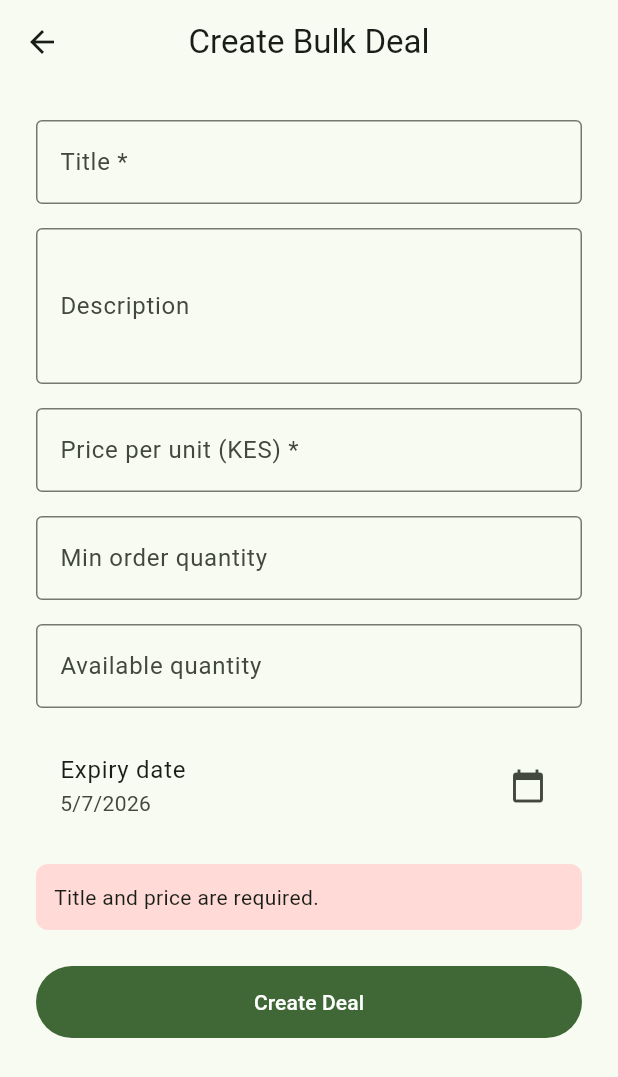
After one commit to BonaventureMaina/biashara-bridge, a Flutter app: the CreateDealPage screen opened directly, after a tap on "Create Deal", on a phone screen of 412 x 824 dp. The commit adds this screen. Shown: the top 1077 px of the screen. Run offline on Flutter 3.47's test engine with Material 3 defaults, Android fonts, the phone set to English and light mode, and no system bars; our stand-ins replace cloud_firestore, dartz, firebase_auth, firebase_core, flutter_map, flutter_riverpod and 2 more; accounts and stored records are empty.

Commit message:
Add procurement module (bulk deals creation, listing, claiming)

```diff
--- /dev/null
+++ b/lib/core/services/bulk_deal_repository.dart
@@ -0,0 +1,24 @@
+import 'package:dartz/dartz.dart';
+import '../../features/procurement/domain/entities/bulk_deal.dart';
+import '../errors/failures.dart';
+
+abstract class IBulkDealRepository {
+  /// Admin posts a new bulk deal.
+  Future<Either<Failure, BulkDeal>> createBulkDeal({
+    required String title,
+    required String description,
+    required double pricePerUnit,
+    required int minOrderQuantity,
+    required int availableQuantity,
+    required DateTime expiresAt,
+  });
+
+  /// Get all active (not expired) deals.
+  Stream<Either<Failure, List<BulkDeal>>> getActiveDeals();
+
+  /// A business claims a deal (adds its businessId to claimedBy).
+  Future<Either<Failure, BulkDeal>> claimDeal({
+    required String dealId,
+    required String businessId,
+  });
+}
--- /dev/null
+++ b/lib/data/repositories/bulk_deal_repository_impl.dart
@@ -0,0 +1,48 @@
+import 'dart:async';
+import 'package:dartz/dartz.dart';
+import '../../core/errors/failures.dart';
+import '../../core/services/bulk_deal_repository.dart';
+import '../../features/procurement/domain/entities/bulk_deal.dart';
+import '../datasources/remote/firestore_bulk_deal_datasource.dart';
+
+class BulkDealRepositoryImpl implements IBulkDealRepository {
+  final FirestoreBulkDealDatasource _datasource;
+
+  BulkDealRepositoryImpl({required FirestoreBulkDealDatasource datasource})
+      : _datasource = datasource;
+
+  @override
+  Future<Either<Failure, BulkDeal>> createBulkDeal({
+    required String title,
+    required String description,
+    required double pricePerUnit,
+    required int minOrderQuantity,
+    required int availableQuantity,
+    required DateTime expiresAt,
+  }) async {
+    // In a real app, supplierId comes from the authenticated user.
+    // For MVP, we use a hardcoded admin ID.
+    return _datasource.createBulkDeal(
+      supplierId: 'admin_user_001',
+      title: title,
+      description: description,
+      pricePerUnit: pricePerUnit,
+      minOrderQuantity: minOrderQuantity,
+      availableQuantity: availableQuantity,
+      expiresAt: expiresAt,
+    );
+  }
+
+  @override
+  Stream<Either<Failure, List<BulkDeal>>> getActiveDeals() {
+    return _datasource.getActiveDeals();
+  }
+
+  @override
+  Future<Either<Failure, BulkDeal>> claimDeal({
+    required String dealId,
+    required String businessId,
+  }) async {
+    return _datasource.claimDeal(dealId: dealId, businessId: businessId);
+  }
+}
--- /dev/null
+++ b/lib/features/procurement/domain/entities/bulk_deal.dart
@@ -0,0 +1,19 @@
+import 'package:freezed_annotation/freezed_annotation.dart';
+
+part 'bulk_deal.freezed.dart';
+
+@freezed
+class BulkDeal with _$BulkDeal {
+  const factory BulkDeal({
+    required String id,
+    required String title,
+    required String description,
+    required String supplierId,
+    required double pricePerUnit,
+    required int minOrderQuantity,
+    required int availableQuantity,
+    required DateTime createdAt,
+    required DateTime expiresAt,
+    required List<String> claimedBy,
+  }) = _BulkDeal;
+}
--- /dev/null
+++ b/lib/features/procurement/presentation/pages/create_deal_page.dart
@@ -0,0 +1,175 @@
+import 'package:flutter/material.dart';
+import 'package:flutter_riverpod/flutter_riverpod.dart';
+import '../providers/procurement_provider.dart';
+
+class CreateDealPage extends ConsumerStatefulWidget {
+  const CreateDealPage({super.key});
+
+  @override
+  ConsumerState<CreateDealPage> createState() => _CreateDealPageState();
+}
+
+class _CreateDealPageState extends ConsumerState<CreateDealPage> {
+  final _titleController = TextEditingController();
+  final _descriptionController = TextEditingController();
+  final _priceController = TextEditingController();
+  final _minOrderController = TextEditingController();
+  final _availableController = TextEditingController();
+  DateTime _expiryDate = DateTime.now().add(const Duration(days: 30));
+  bool _isLoading = false;
+  String? _statusMessage;
+
+  @override
+  void dispose() {
+    _titleController.dispose();
+    _descriptionController.dispose();
+    _priceController.dispose();
+    _minOrderController.dispose();
+    _availableController.dispose();
+    super.dispose();
+  }
+
+  Future<void> _createDeal() async {
+    if (_titleController.text.trim().isEmpty ||
+        _priceController.text.trim().isEmpty) {
+      setState(() => _statusMessage = 'Title and price are required.');
+      return;
+    }
+
+    setState(() {
+      _isLoading = true;
+      _statusMessage = null;
+    });
+
+    final controller = ref.read(procurementControllerProvider);
+    final result = await controller.createBulkDeal(
+      title: _titleController.text.trim(),
+      description: _descriptionController.text.trim(),
+      pricePerUnit: double.parse(_priceController.text.trim()),
+      minOrderQuantity: int.tryParse(_minOrderController.text.trim()) ?? 1,
+      availableQuantity: int.tryParse(_availableController.text.trim()) ?? 100,
+      expiresAt: _expiryDate,
+    );
+
+    setState(() => _isLoading = false);
+
+    result.fold(
+      (failure) {
+        setState(() => _statusMessage = failure.message);
+      },
+      (_) {
+        setState(() => _statusMessage = 'Deal created successfully!');
+        Navigator.of(context).pop();
+      },
+    );
+  }
+
+  Future<void> _pickDate() async {
+    final picked = await showDatePicker(
+      context: context,
+      initialDate: _expiryDate,
+      firstDate: DateTime.now(),
+      lastDate: DateTime.now().add(const Duration(days: 365)),
+    );
+    if (picked != null) {
+      setState(() => _expiryDate = picked);
+    }
+  }
+
+  @override
+  Widget build(BuildContext context) {
+    return Scaffold(
+      appBar: AppBar(title: const Text('Create Bulk Deal')),
+      body: SingleChildScrollView(
+        padding: const EdgeInsets.all(24.0),
+        child: ConstrainedBox(
+          constraints: const BoxConstraints(maxWidth: 500),
+          child: Column(
+            crossAxisAlignment: CrossAxisAlignment.stretch,
+            children: [
+              TextField(
+                controller: _titleController,
+                decoration: const InputDecoration(
+                  labelText: 'Title *',
+                  border: OutlineInputBorder(),
+                ),
+              ),
+              const SizedBox(height: 16),
+              TextField(
+                controller: _descriptionController,
+                decoration: const InputDecoration(
+                  labelText: 'Description',
+                  border: OutlineInputBorder(),
+                ),
+                maxLines: 3,
+              ),
+              const SizedBox(height: 16),
+              TextField(
+                controller: _priceController,
+                keyboardType: TextInputType.number,
+                decoration: const InputDecoration(
+                  labelText: 'Price per unit (KES) *',
+                  border: OutlineInputBorder(),
+                ),
+              ),
+              const SizedBox(height: 16),
+              TextField(
+                controller: _minOrderController,
+                keyboardType: TextInputType.number,
+                decoration: const InputDecoration(
+                  labelText: 'Min order quantity',
+                  border: OutlineInputBorder(),
+                ),
+              ),
+              const SizedBox(height: 16),
+              TextField(
+                controller: _availableController,
+                keyboardType: TextInputType.number,
+                decoration: const InputDecoration(
+                  labelText: 'Available quantity',
+                  border: OutlineInputBorder(),
+                ),
+              ),
+              const SizedBox(height: 16),
+              ListTile(
+                title: const Text('Expiry date'),
+                subtitle: Text(
+                  '${_expiryDate.day}/${_expiryDate.month}/${_expiryDate.year}',
+                ),
+                trailing: const Icon(Icons.calendar_today),
+                onTap: _pickDate,
+              ),
+              if (_statusMessage != null) ...[
+                const SizedBox(height: 16),
+                Container(
+                  padding: const EdgeInsets.all(12),
+                  decoration: BoxDecoration(
+                    color: _statusMessage!.contains('success')
+                        ? Theme.of(context).colorScheme.primaryContainer
+                        : Theme.of(context).colorScheme.errorContainer,
+                    borderRadius: BorderRadius.circular(8),
+                  ),
+                  child: Text(_statusMessage!),
+                ),
+              ],
+              const SizedBox(height: 24),
+              SizedBox(
+                height: 48,
+                child: FilledButton(
+                  onPressed: _isLoading ? null : _createDeal,
+                  child: _isLoading
+                      ? const SizedBox(
+                          height: 24,
+                          width: 24,
+                          child: CircularProgressIndicator(strokeWidth: 2),
+                        )
+                      : const Text('Create Deal'),
+                ),
+              ),
+            ],
+          ),
+        ),
+      ),
+    );
+  }
+}
--- /dev/null
+++ b/lib/features/procurement/presentation/providers/procurement_provider.dart
@@ -0,0 +1,72 @@
+import 'package:flutter_riverpod/flutter_riverpod.dart';
+import 'package:cloud_firestore/cloud_firestore.dart';
+import 'package:dartz/dartz.dart';
+import '../../../../core/errors/failures.dart';
+import '../../../../core/services/bulk_deal_repository.dart';
+import '../../../../data/datasources/remote/firestore_bulk_deal_datasource.dart';
+import '../../../../data/repositories/bulk_deal_repository_impl.dart';
+import '../../domain/entities/bulk_deal.dart';
+
+// Datasource
+final firestoreBulkDealDatasourceProvider =
+    Provider<FirestoreBulkDealDatasource>((ref) {
+  return FirestoreBulkDealDatasource(firestore: FirebaseFirestore.instance);
+});
+
+// Repository
+final bulkDealRepositoryProvider = Provider<IBulkDealRepository>((ref) {
+  return BulkDealRepositoryImpl(
+    datasource: ref.watch(firestoreBulkDealDatasourceProvider),
+  );
+});
+
+// Stream of active deals
+final activeDealsProvider = StreamProvider<List<BulkDeal>>((ref) {
+  final repository = ref.watch(bulkDealRepositoryProvider);
+  return repository.getActiveDeals().map((either) {
+    return either.fold(
+      (failure) => throw Exception(failure.message),
+      (deals) => deals,
+    );
+  });
+});
+
+// Procurement controller
+final procurementControllerProvider =
+    Provider<ProcurementController>((ref) {
+  return ProcurementController(
+    repository: ref.watch(bulkDealRepositoryProvider),
+  );
+});
+
+class ProcurementController {
+  final IBulkDealRepository _repository;
+
+  ProcurementController({required IBulkDealRepository repository})
+      : _repository = repository;
+
+  Future<Either<Failure, BulkDeal>> createBulkDeal({
+    required String title,
+    required String description,
+    required double pricePerUnit,
+    required int minOrderQuantity,
+    required int availableQuantity,
+    required DateTime expiresAt,
+  }) {
+    return _repository.createBulkDeal(
+      title: title,
+      description: description,
+      pricePerUnit: pricePerUnit,
+      minOrderQuantity: minOrderQuantity,
+      availableQuantity: availableQuantity,
+      expiresAt: expiresAt,
+    );
+  }
+
+  Future<Either<Failure, BulkDeal>> claimDeal({
+    required String dealId,
+    required String businessId,
+  }) {
+    return _repository.claimDeal(dealId: dealId, businessId: businessId);
+  }
+}
```
Also changed, not shown: lib/data/datasources/remote/firestore_bulk_deal_datasource.dart (added, +102 -0 lines), lib/features/dashboard/presentation/pages/dashboard_page.dart (+22 -0 lines), lib/features/procurement/presentation/pages/deals_page.dart (added, +118 -0 lines), lib/features/procurement/domain/entities/bulk_deal.freezed.dart (added), 3 other files.
